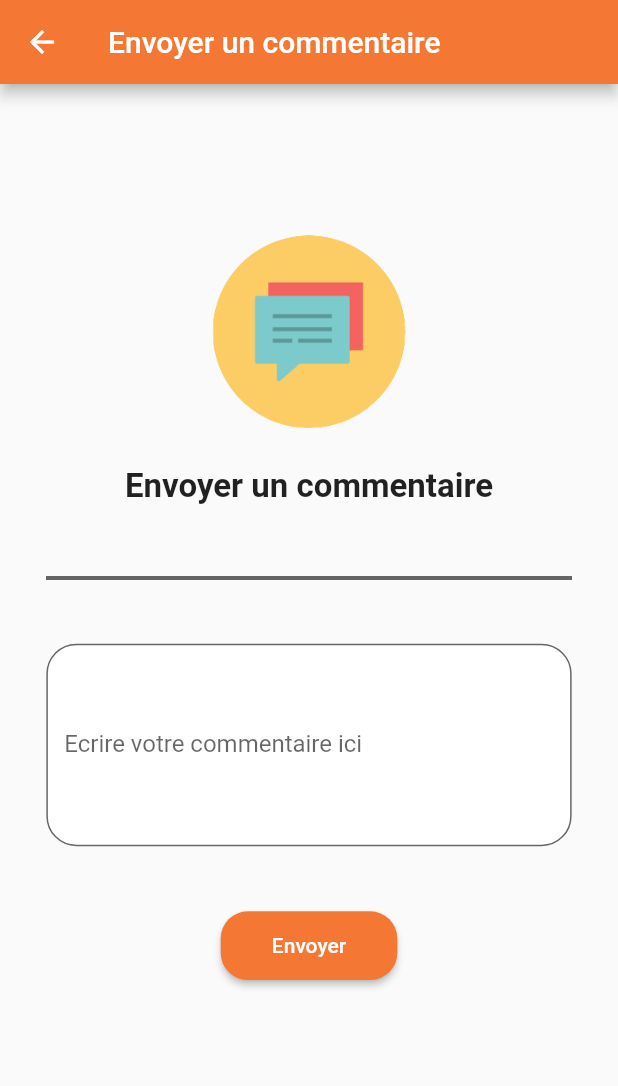
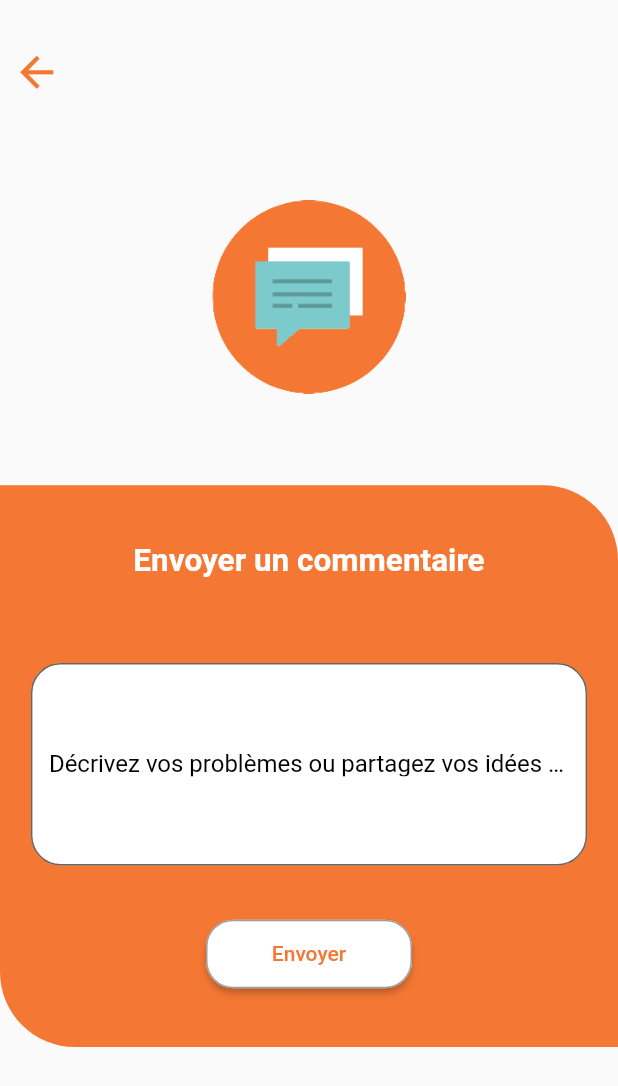
Before and after one commit to aminelasheb/dzkingdom, a Flutter app: the envoyer_commentaire screen opened directly, on a phone screen of 412 x 824 dp. Shown: the top 1086 px of the screen. Run offline on Flutter 3.47's test engine with Material 2 defaults, Android fonts, the phone set to English and light mode, and no system bars.

Commit message:
Envoyer commentaire Ui updated

```diff
--- a/lib/main.dart
+++ b/lib/main.dart
@@ -21,7 +21,7 @@ class MyApp extends StatelessWidget {
 
         primarySwatch: Colors.deepOrange,
       ),
-      home: sign_in(),
+      home: envoyer_commentaire(),
     );
   }
 }
--- a/lib/screens/envoyer_commentaire.dart
+++ b/lib/screens/envoyer_commentaire.dart
@@ -11,25 +11,40 @@ class envoyer_commentaire extends StatefulWidget {
 
 class _envoyer_commentaireState extends State<envoyer_commentaire> {
       get sizee => MediaQuery.of(context).size ;
+FocusNode myFocusNode = new FocusNode();
 
   @override
   Widget build(BuildContext context) {
 
-    return GestureDetector(
+    return  GestureDetector(
         onTap : () => FocusScope.of(context).unfocus(),
       child: Scaffold(
-        appBar: AppBar(
-           title: Text("Envoyer un commentaire" ,style: TextStyle(color: Colors.white),),
-            backgroundColor: Color(0xfff47834),
+
+        body:
+        SingleChildScrollView(
+          child: Column(
+            children: [
+
+                 Container(
+                   margin:EdgeInsets.only(top: sizee.height/35  ),
+                   alignment: Alignment.topLeft,
+
+
+                   child:
+                     IconButton(    icon: Icon(Icons.arrow_back,),
+                         color: Color(0xfff47834),
+
+                                       iconSize: sizee.height/25,
+                                        onPressed: () {
+                   },
                                           ),
-        body: Center(
 
-          child: SingleChildScrollView(
+                 ),
+
+              SingleChildScrollView(
                   child: Container(
-
-              height: sizee.height/1.5,
-              width: sizee.width*0.85,
-              margin:EdgeInsets.only(bottom: sizee.height/12),
+                    height: sizee.height/1.2,
+                    width: sizee.width,
                     child: Column(
                         mainAxisAlignment: MainAxisAlignment.spaceEvenly,
                   crossAxisAlignment: CrossAxisAlignment.center,
@@ -37,53 +52,80 @@ class _envoyer_commentaireState extends State<envoyer_commentaire> {
                       children: [
                       Image(image: AssetImage('images/envoyer_commentairee.png'),width: sizee.width/3.2,height:sizee.width/3.2,),
                       Container(
+
+                         height: sizee.height/2.2,
+                          width: sizee.width,
+                            padding: EdgeInsets.all( sizee.width/20),
+                            decoration: BoxDecoration(
+                              color: Color(0xfff47834),
+
+                              borderRadius: BorderRadius.only(
+                                topRight: Radius.circular(50) ,
+                                bottomLeft: Radius.circular(50) ,
+
+                              ),
+                            ),
+                        child: Column(
+                        mainAxisAlignment: MainAxisAlignment.spaceAround,
+
+        children: [
+               Container(
                               margin: EdgeInsets.only(bottom:sizee.height/40),
 
-                  child: Text("Envoyer un commentaire",style:TextStyle(fontSize: 22,fontWeight: FontWeight.bold))) ,
-              Container(
-                margin: EdgeInsets.only(bottom:sizee.height/50),
-                child: Image(image: AssetImage('images/ligne2.png'),width: sizee.width*0.85 ,)),
+                        child: Text("Envoyer un commentaire",style:TextStyle(fontSize: 21,fontWeight: FontWeight.bold,color: Colors.white))) ,
+
+
 
                       TextFormField(
                 keyboardType: TextInputType.multiline,
                 maxLines: 5,// when user presses enter it will adapt to it
                                   decoration: InputDecoration(
-
+                                       focusedBorder:OutlineInputBorder(
+              borderSide: const BorderSide(color: Colors.black, width: 2.0),
+              borderRadius: BorderRadius.circular(20.0),
+            ),
                                     fillColor: Colors.white, filled: true,
-                                  labelText: 'Ecrire votre commentaire ici',
+                                    labelText: 'Décrivez vos problèmes ou partagez vos idées avec nous ...',
+                                    focusColor: Colors.black,
                                     hintText: 'Décrivez vos problèmes ou partagez vos idées avec nous ...',
                                     border: OutlineInputBorder(borderRadius: BorderRadius.circular(20.0)),
+                                      labelStyle: TextStyle(
+          color: myFocusNode.hasFocus ? Colors.black : Colors.black),),
+
+        ),
+
+
+         ElevatedButton(
+                        child: Text("Envoyer"),
+                        onPressed: () {  },
+                        style: ElevatedButton.styleFrom(
+                          fixedSize: Size(sizee.width/3, sizee.height/18),
+
+                          side: BorderSide(width: 1.0, color: Colors.grey,),
+                          primary: Colors.white,
+                          onPrimary: Color(0xfff47834),
+                          shape: RoundedRectangleBorder(
+
+                            borderRadius: BorderRadius.circular(18.0),
 
                           ),
                         ),
-
-                       Container(
-                                       margin: EdgeInsets.only(top:sizee.height/50),
-
-                         child: ElevatedButton(
-                              child: Text("Envoyer"),
-                              onPressed: () {},
-                              style: ElevatedButton.styleFrom(
-                                fixedSize: Size(sizee.width/3.5, sizee.height/18),
-
-                                primary: Color(0xfff47834),
-                                onPrimary: Colors.white,
-                                shape: RoundedRectangleBorder(
-                                  borderRadius: BorderRadius.circular(18.0),
+                      ) ,
+        ],
                         ),
-                              ),
-                            ),
-                       )  ,
-
+                      )
 
 
 
                       ],
                     ),
                   ),
+              )
+            ],
           ),
         ),
         ),
+
     );
   }
 }
```
Also changed, not shown: images/envoyer_commentairee.png. Lines whose indentation alone changed are shown as unchanged.
